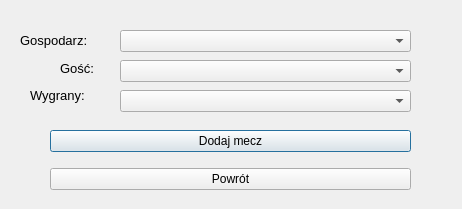
This is AddWindow.ui in TheGM99/MatchGUI as Qt 5 draws it before an edit. The edited form follows.
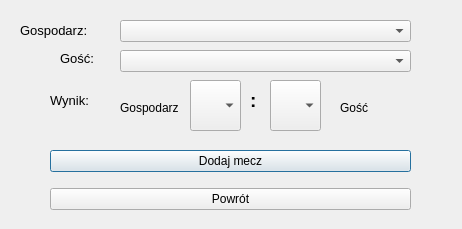
This is the edited form.

Commit message: changed winner combo box to two score combo boxes

```diff
--- a/AddWindow.ui
+++ b/AddWindow.ui
@@ -7,7 +7,7 @@
     <x>0</x>
     <y>0</y>
     <width>462</width>
-    <height>209</height>
+    <height>229</height>
    </rect>
   </property>
   <property name="windowTitle">
@@ -17,7 +17,7 @@
    <property name="geometry">
     <rect>
      <x>50</x>
-     <y>120</y>
+     <y>140</y>
      <width>361</width>
      <height>80</height>
     </rect>
@@ -43,7 +43,7 @@
    <property name="geometry">
     <rect>
      <x>120</x>
-     <y>30</y>
+     <y>20</y>
      <width>291</width>
      <height>22</height>
     </rect>
@@ -53,7 +53,7 @@
    <property name="geometry">
     <rect>
      <x>120</x>
-     <y>60</y>
+     <y>50</y>
      <width>291</width>
      <height>22</height>
     </rect>
@@ -63,7 +63,7 @@
    <property name="geometry">
     <rect>
      <x>60</x>
-     <y>60</y>
+     <y>50</y>
      <width>56</width>
      <height>16</height>
     </rect>
@@ -84,7 +84,7 @@
    <property name="geometry">
     <rect>
      <x>20</x>
-     <y>30</y>
+     <y>20</y>
      <width>91</width>
      <height>21</height>
     </rect>
@@ -98,32 +98,101 @@
     <string>Gospodarz:</string>
    </property>
   </widget>
-  <widget class="QComboBox" name="WinnerBox">
+  <widget class="QLabel" name="Label_2">
    <property name="geometry">
     <rect>
-     <x>120</x>
+     <x>50</x>
      <y>90</y>
-     <width>291</width>
-     <height>22</height>
+     <width>56</width>
+     <height>21</height>
     </rect>
+   </property>
+   <property name="font">
+    <font>
+     <pointsize>10</pointsize>
+    </font>
+   </property>
+   <property name="text">
+    <string>Wynik:</string>
+   </property>
+   <property name="textFormat">
+    <enum>Qt::PlainText</enum>
+   </property>
+  </widget>
+  <widget class="QComboBox" name="HomeScoreBox">
+   <property name="geometry">
+    <rect>
+     <x>190</x>
+     <y>80</y>
+     <width>51</width>
+     <height>51</height>
+    </rect>
+   </property>
+   <property name="font">
+    <font>
+     <pointsize>14</pointsize>
+    </font>
+   </property>
+  </widget>
+  <widget class="QComboBox" name="AwayScorebox">
+   <property name="geometry">
+    <rect>
+     <x>270</x>
+     <y>80</y>
+     <width>51</width>
+     <height>51</height>
+    </rect>
+   </property>
+   <property name="font">
+    <font>
+     <pointsize>14</pointsize>
+    </font>
+   </property>
+  </widget>
+  <widget class="QLabel" name="label_2">
+   <property name="geometry">
+    <rect>
+     <x>340</x>
+     <y>100</y>
+     <width>56</width>
+     <height>16</height>
+    </rect>
+   </property>
+   <property name="text">
+    <string>Gość</string>
    </property>
   </widget>
   <widget class="QLabel" name="label_3">
    <property name="geometry">
     <rect>
-     <x>30</x>
-     <y>80</y>
-     <width>81</width>
-     <height>31</height>
+     <x>120</x>
+     <y>100</y>
+     <width>61</width>
+     <height>16</height>
+    </rect>
+   </property>
+   <property name="text">
+    <string>Gospodarz</string>
+   </property>
+  </widget>
+  <widget class="QLabel" name="label_4">
+   <property name="geometry">
+    <rect>
+     <x>250</x>
+     <y>90</y>
+     <width>16</width>
+     <height>21</height>
     </rect>
    </property>
    <property name="font">
     <font>
-     <pointsize>10</pointsize>
+     <pointsize>14</pointsize>
+     <weight>75</weight>
+     <bold>true</bold>
     </font>
    </property>
    <property name="text">
-    <string>Wygrany:</string>
+    <string>:</string>
    </property>
   </widget>
  </widget>
```
The commit also changes 3 other files.
